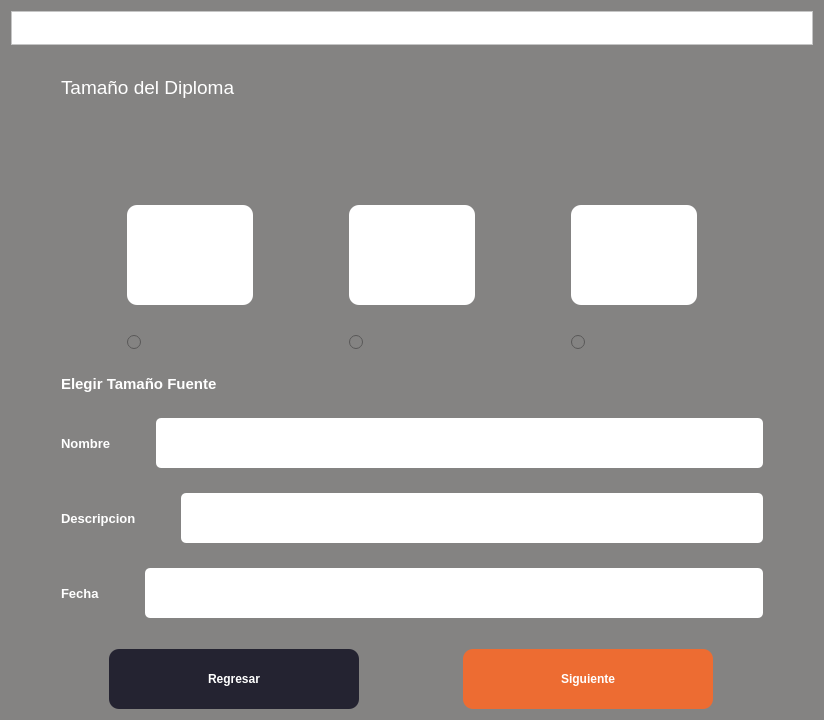
This is ui/SeleccionSize.ui in RicarlOz/DiplomaGenerator as Qt 5 draws it before an edit. The edited form follows.
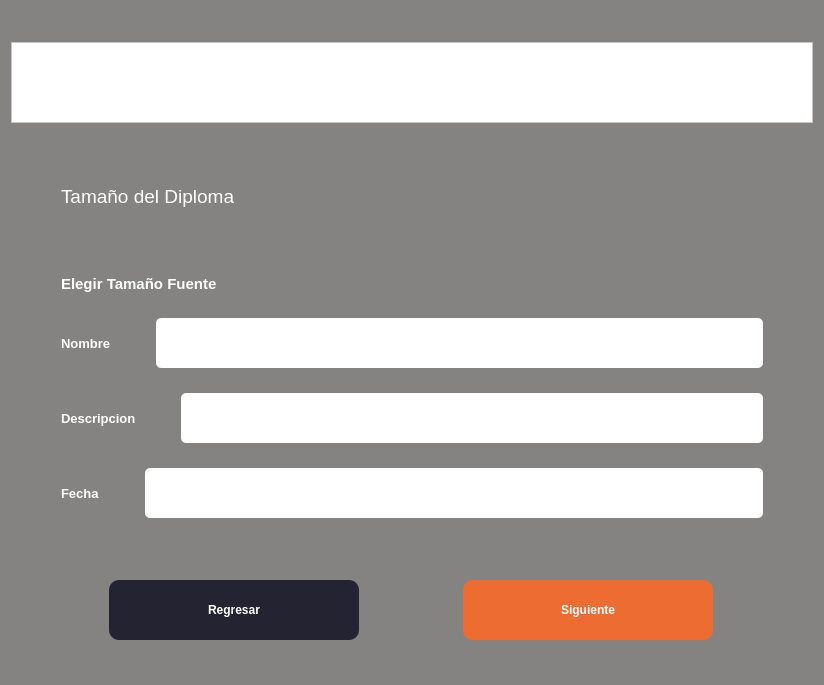
This is the edited form. Icons and pictures are not drawn.

Commit message: Color, Size, Font para cada Campo (UI)

```diff
--- a/ui/SeleccionSize.ui
+++ b/ui/SeleccionSize.ui
@@ -7,7 +7,7 @@
     <x>0</x>
     <y>0</y>
     <width>824</width>
-    <height>680</height>
+    <height>685</height>
    </rect>
   </property>
   <property name="palette">
@@ -148,6 +148,15 @@
        </color>
       </brush>
      </colorrole>
+     <colorrole role="PlaceholderText">
+      <brush brushstyle="NoBrush">
+       <color alpha="128">
+        <red>255</red>
+        <green>255</green>
+        <blue>255</blue>
+       </color>
+      </brush>
+     </colorrole>
     </active>
     <inactive>
      <colorrole role="WindowText">
@@ -285,6 +294,15 @@
        </color>
       </brush>
      </colorrole>
+     <colorrole role="PlaceholderText">
+      <brush brushstyle="NoBrush">
+       <color alpha="128">
+        <red>255</red>
+        <green>255</green>
+        <blue>255</blue>
+       </color>
+      </brush>
+     </colorrole>
     </inactive>
     <disabled>
      <colorrole role="WindowText">
@@ -422,6 +440,15 @@
        </color>
       </brush>
      </colorrole>
+     <colorrole role="PlaceholderText">
+      <brush brushstyle="NoBrush">
+       <color alpha="128">
+        <red>255</red>
+        <green>255</green>
+        <blue>255</blue>
+       </color>
+      </brush>
+     </colorrole>
     </disabled>
    </palette>
   </property>
@@ -551,185 +578,6 @@
          </property>
         </widget>
        </item>
-       <item>
-        <widget class="QLabel" name="label">
-         <property name="maximumSize">
-          <size>
-           <width>700</width>
-           <height>30</height>
-          </size>
-         </property>
-         <property name="frameShape">
-          <enum>QFrame::NoFrame</enum>
-         </property>
-         <property name="text">
-          <string/>
-         </property>
-         <property name="pixmap">
-          <pixmap>../images/sizes.png</pixmap>
-         </property>
-         <property name="scaledContents">
-          <bool>true</bool>
-         </property>
-         <property name="alignment">
-          <set>Qt::AlignCenter</set>
-         </property>
-        </widget>
-       </item>
-      </layout>
-     </item>
-     <item>
-      <layout class="QHBoxLayout" name="horizontalLayout_2" stretch="1,1,1">
-       <property name="spacing">
-        <number>30</number>
-       </property>
-       <item>
-        <layout class="QGridLayout" name="gridLayout_3">
-         <item row="0" column="0">
-          <widget class="QPushButton" name="btnCarta">
-           <property name="minimumSize">
-            <size>
-             <width>126</width>
-             <height>100</height>
-            </size>
-           </property>
-           <property name="maximumSize">
-            <size>
-             <width>126</width>
-             <height>100</height>
-            </size>
-           </property>
-           <property name="cursor">
-            <cursorShape>PointingHandCursor</cursorShape>
-           </property>
-           <property name="styleSheet">
-            <string notr="true">background-color: rgb(255, 255, 255);
-border-radius: 10px</string>
-           </property>
-           <property name="text">
-            <string/>
-           </property>
-           <property name="icon">
-            <iconset>
-             <normaloff>../images/Carta.png</normaloff>../images/Carta.png</iconset>
-           </property>
-           <property name="iconSize">
-            <size>
-             <width>250</width>
-             <height>100</height>
-            </size>
-           </property>
-          </widget>
-         </item>
-         <item row="1" column="0">
-          <widget class="QRadioButton" name="rbCarta">
-           <property name="text">
-            <string/>
-           </property>
-          </widget>
-         </item>
-        </layout>
-       </item>
-       <item>
-        <layout class="QGridLayout" name="gridLayout_4">
-         <item row="0" column="0">
-          <widget class="QPushButton" name="btnA4">
-           <property name="minimumSize">
-            <size>
-             <width>126</width>
-             <height>100</height>
-            </size>
-           </property>
-           <property name="maximumSize">
-            <size>
-             <width>126</width>
-             <height>100</height>
-            </size>
-           </property>
-           <property name="cursor">
-            <cursorShape>PointingHandCursor</cursorShape>
-           </property>
-           <property name="styleSheet">
-            <string notr="true">background-color: rgb(255, 255, 255);
-border-radius: 10px</string>
-           </property>
-           <property name="text">
-            <string/>
-           </property>
-           <property name="icon">
-            <iconset>
-             <normaloff>../images/A4.png</normaloff>../images/A4.png</iconset>
-           </property>
-           <property name="iconSize">
-            <size>
-             <width>200</width>
-             <height>100</height>
-            </size>
-           </property>
-          </widget>
-         </item>
-         <item row="1" column="0">
-          <widget class="QRadioButton" name="rbA4">
-           <property name="text">
-            <string/>
-           </property>
-          </widget>
-         </item>
-        </layout>
-       </item>
-       <item>
-        <layout class="QGridLayout" name="gridLayout_5">
-         <item row="0" column="0">
-          <widget class="QPushButton" name="btnOficio">
-           <property name="sizePolicy">
-            <sizepolicy hsizetype="Minimum" vsizetype="Fixed">
-             <horstretch>0</horstretch>
-             <verstretch>0</verstretch>
-            </sizepolicy>
-           </property>
-           <property name="minimumSize">
-            <size>
-             <width>126</width>
-             <height>100</height>
-            </size>
-           </property>
-           <property name="maximumSize">
-            <size>
-             <width>126</width>
-             <height>100</height>
-            </size>
-           </property>
-           <property name="cursor">
-            <cursorShape>PointingHandCursor</cursorShape>
-           </property>
-           <property name="styleSheet">
-            <string notr="true">background-color: rgb(255, 255, 255);
-border-radius: 10px</string>
-           </property>
-           <property name="text">
-            <string/>
-           </property>
-           <property name="icon">
-            <iconset>
-             <normaloff>../images/Oficio.png</normaloff>../images/Oficio.png</iconset>
-           </property>
-           <property name="iconSize">
-            <size>
-             <width>250</width>
-             <height>100</height>
-            </size>
-           </property>
-          </widget>
-         </item>
-         <item row="1" column="0">
-          <widget class="QRadioButton" name="rbOficio">
-           <property name="text">
-            <string/>
-           </property>
-          </widget>
-         </item>
-        </layout>
-       </item>
       </layout>
      </item>
      <item>
@@ -838,6 +686,15 @@
                 </color>
                </brush>
               </colorrole>
+              <colorrole role="PlaceholderText">
+               <brush brushstyle="NoBrush">
+                <color alpha="128">
+                 <red>0</red>
+                 <green>0</green>
+                 <blue>0</blue>
+                </color>
+               </brush>
+              </colorrole>
              </active>
              <inactive>
               <colorrole role="WindowText">
@@ -894,6 +751,15 @@
                 </color>
                </brush>
               </colorrole>
+              <colorrole role="PlaceholderText">
+               <brush brushstyle="NoBrush">
+                <color alpha="128">
+                 <red>0</red>
+                 <green>0</green>
+                 <blue>0</blue>
+                </color>
+               </brush>
+              </colorrole>
              </inactive>
              <disabled>
               <colorrole role="WindowText">
@@ -950,6 +816,15 @@
                 </color>
                </brush>
               </colorrole>
+              <colorrole role="PlaceholderText">
+               <brush brushstyle="NoBrush">
+                <color alpha="128">
+                 <red>0</red>
+                 <green>0</green>
+                 <blue>0</blue>
+                </color>
+               </brush>
+              </colorrole>
              </disabled>
             </palette>
            </property>
```
The commit also changes 8 other files.
